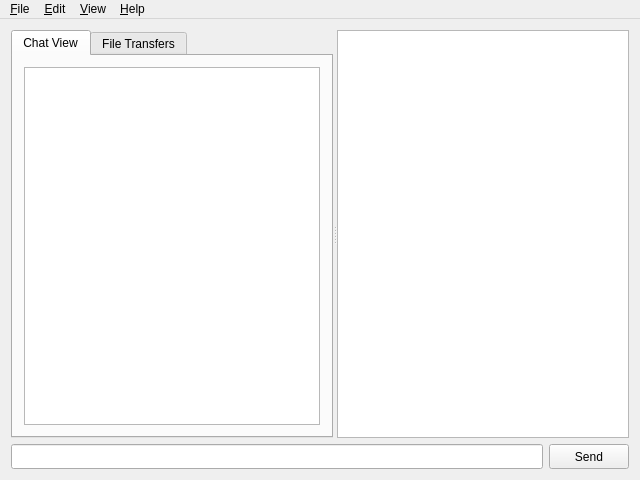
Old version of the form ui/qt/lirch_qt_interface.ui in the repository m42a/Lirch.
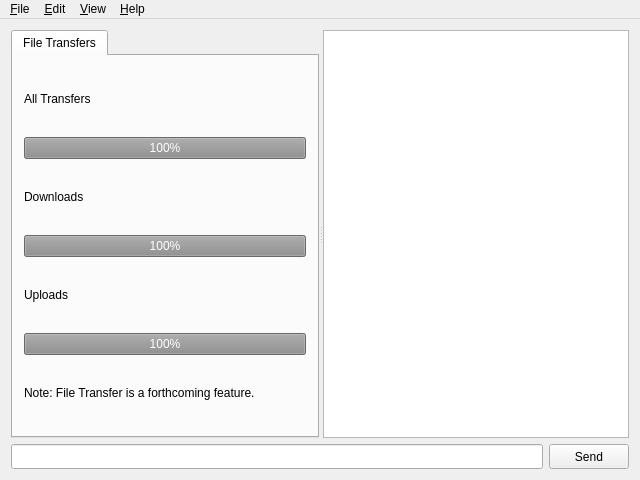
New version of the form.

Commit message: Everything should work with channel tabs, but my antenna dislodges

Patch:
```diff
--- a/ui/qt/lirch_qt_interface.ui
+++ b/ui/qt/lirch_qt_interface.ui
@@ -44,16 +44,6 @@
          <property name="movable">
           <bool>true</bool>
          </property>
-         <widget class="QWidget" name="defaultChannelTab">
-          <attribute name="title">
-           <string>Chat View</string>
-          </attribute>
-          <layout class="QVBoxLayout" name="defaultChannelLayout">
-           <item>
-            <widget class="QTextBrowser" name="chatViewArea"/>
-           </item>
-          </layout>
-         </widget>
          <widget class="QWidget" name="fileTransfersTab">
           <attribute name="title">
            <string>File Transfers</string>
```
The commit also changes 6 other files.
